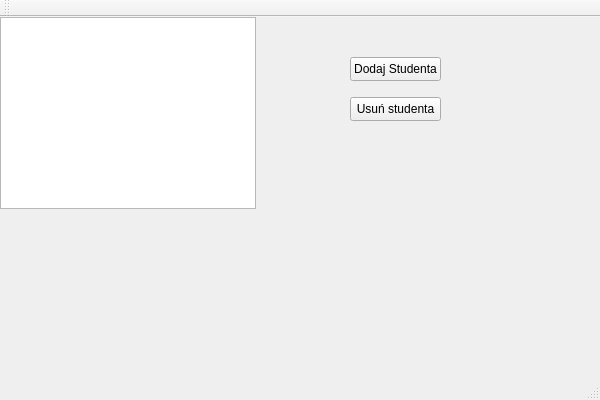
Old version of the form StudentListManager.ui in the repository krx2/Student-List-Manager.
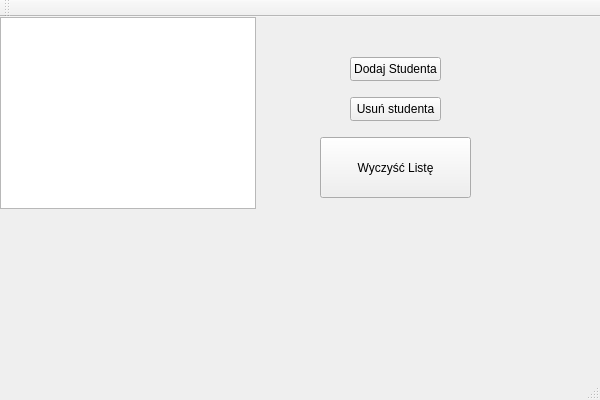
New version of the form.

Commit message: Clear button, class student(imie,nazwisko).

The edit to the form file:
```diff
--- a/StudentListManager.ui
+++ b/StudentListManager.ui
@@ -50,6 +50,19 @@
      <string>Usuń studenta</string>
     </property>
    </widget>
+   <widget class="QPushButton" name="clearButton">
+    <property name="geometry">
+     <rect>
+      <x>320</x>
+      <y>120</y>
+      <width>151</width>
+      <height>61</height>
+     </rect>
+    </property>
+    <property name="text">
+     <string>Wyczyść Listę</string>
+    </property>
+   </widget>
   </widget>
   <widget class="QMenuBar" name="menuBar">
    <property name="geometry">
```
The commit also changes 7 other files.
